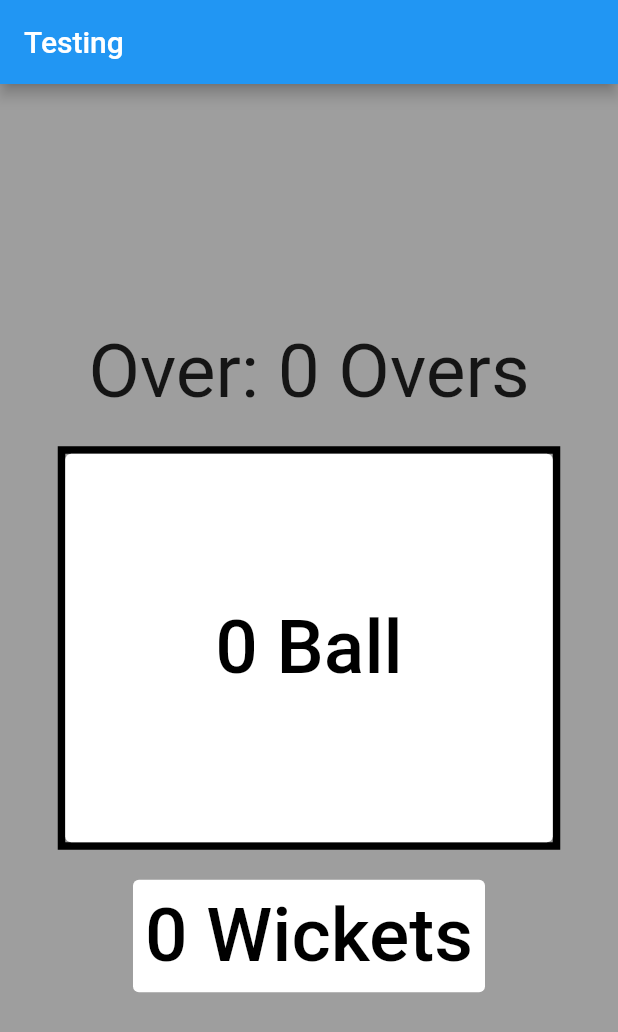
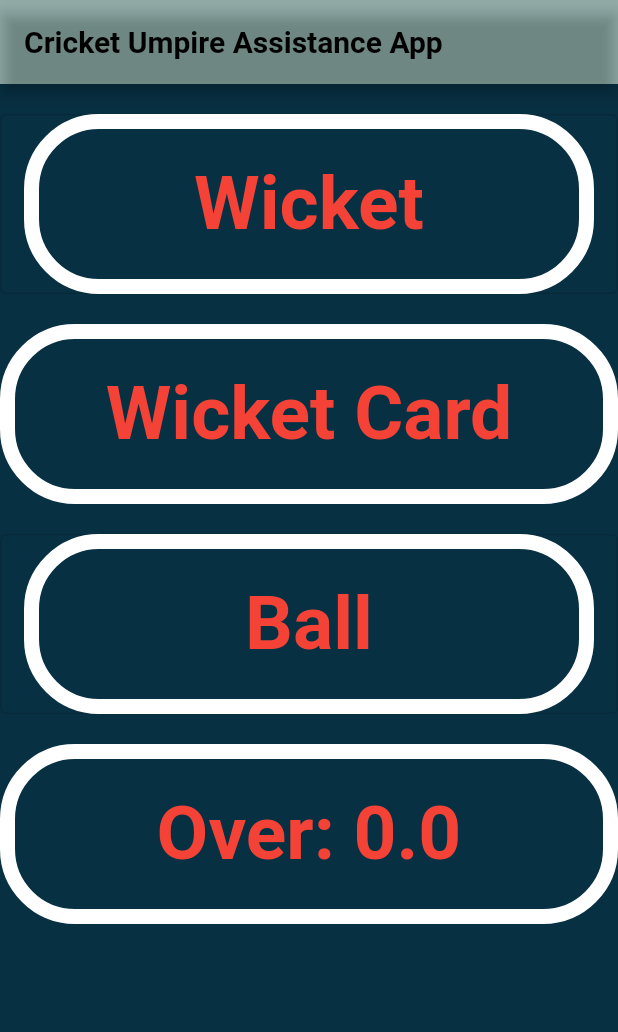
Before and after one commit to ShafayetAhmad/Cricket-Umpire-Assistance-App, a Flutter app: the screen it shows after launch, on a phone screen of 412 x 824 dp. Shown: the top 1032 px of the screen. Run offline on Flutter 3.47's test engine with Material 2 defaults, Android fonts, the light colour scheme and no system bars.

Commit message:
two button and two card added

```diff
--- /dev/null
+++ b/lib/buttons/ball_button.dart
@@ -0,0 +1,40 @@
+import 'package:cricket_over_and_wicket_counter/cards/over_card.dart';
+import 'package:flutter/material.dart';
+
+class BallButton extends StatefulWidget {
+  const BallButton({super.key});
+
+  @override
+  State<BallButton> createState() => _BallButton();
+}
+
+class _BallButton extends State<BallButton> {
+  void wicketFunction() {
+    setState(() {
+      ball += 1;
+    });
+  }
+
+  @override
+  Widget build(context) {
+    return OutlinedButton(
+      onPressed: wicketFunction,
+      child: Container(
+        alignment: Alignment.center,
+        height: 120,
+        width: double.infinity,
+        decoration: BoxDecoration(
+          border: Border.all(width: 10, color: Colors.white),
+          borderRadius: const BorderRadius.all(
+            Radius.circular(50),
+          ),
+        ),
+        child: const Text(
+          "Ball",
+          style: TextStyle(
+              color: Colors.red, fontWeight: FontWeight.bold, fontSize: 50),
+        ),
+      ),
+    );
+  }
+}
--- /dev/null
+++ b/lib/buttons/wicket_button.dart
@@ -0,0 +1,37 @@
+import 'package:flutter/material.dart';
+
+class WicketButton extends StatefulWidget {
+  const WicketButton({super.key});
+
+  @override
+  State<WicketButton> createState() => _WicketButton();
+}
+
+class _WicketButton extends State<WicketButton> {
+  void wicketFunction() {
+    print("wicket button pressed");
+  }
+
+  @override
+  Widget build(context) {
+    return OutlinedButton(
+      onPressed: wicketFunction,
+      child: Container(
+        alignment: Alignment.center,
+        height: 120,
+        width: double.infinity,
+        decoration: BoxDecoration(
+          border: Border.all(width: 10, color: Colors.white),
+          borderRadius: const BorderRadius.all(
+            Radius.circular(50),
+          ),
+        ),
+        child: const Text(
+          "Wicket",
+          style: TextStyle(
+              color: Colors.red, fontWeight: FontWeight.bold, fontSize: 50),
+        ),
+      ),
+    );
+  }
+}
--- /dev/null
+++ b/lib/cards/over_card.dart
@@ -0,0 +1,39 @@
+import 'package:flutter/material.dart';
+
+var over = 0;
+var ball = 0;
+
+class OverCard extends StatefulWidget {
+  const OverCard({super.key});
+
+  @override
+  State<OverCard> createState() => _OvereCard();
+}
+
+class _OvereCard extends State<OverCard> {
+  void ballUpdate() {
+    setState(() {
+      ball;
+    });
+  }
+
+  @override
+  Widget build(context) {
+    return Container(
+      alignment: Alignment.center,
+      height: 120,
+      width: double.infinity,
+      decoration: BoxDecoration(
+        border: Border.all(width: 10, color: Colors.white),
+        borderRadius: const BorderRadius.all(
+          Radius.circular(50),
+        ),
+      ),
+      child: Text(
+        "Over: $over.$ball",
+        style: const TextStyle(
+            color: Colors.red, fontWeight: FontWeight.bold, fontSize: 50),
+      ),
+    );
+  }
+}
--- /dev/null
+++ b/lib/cards/wicket_card.dart
@@ -0,0 +1,30 @@
+import 'package:flutter/material.dart';
+
+class WicketCard extends StatefulWidget {
+  const WicketCard({super.key});
+
+  @override
+  State<WicketCard> createState() => _WicketCard();
+}
+
+class _WicketCard extends State<WicketCard> {
+  @override
+  Widget build(context) {
+    return Container(
+      alignment: Alignment.center,
+      height: 120,
+      width: double.infinity,
+      decoration: BoxDecoration(
+        border: Border.all(width: 10, color: Colors.white),
+        borderRadius: const BorderRadius.all(
+          Radius.circular(50),
+        ),
+      ),
+      child: const Text(
+        "Wicket Card",
+        style: TextStyle(
+            color: Colors.red, fontWeight: FontWeight.bold, fontSize: 50),
+      ),
+    );
+  }
+}
--- a/lib/main.dart
+++ b/lib/main.dart
@@ -1,4 +1,10 @@
+import 'package:cricket_over_and_wicket_counter/cards/over_card.dart';
 import 'package:flutter/material.dart';
+
+import 'buttons/ball_button.dart';
+import 'buttons/wicket_button.dart';
+import 'cards/wicket_card.dart';
+import 'space_between.dart';
 
 void main() {
   runApp(const MainApp());
@@ -16,7 +22,8 @@ class _MainAppState extends State<MainApp> {
   var ball = 0;
   var wicket = 0;
 
-  void wicketCount() {
+  void wicketFunction() {
+    // print("wicket button pressed");
     setState(() {
       wicket += 1;
     });
@@ -37,54 +44,24 @@ class _MainAppState extends State<MainApp> {
     return MaterialApp(
       home: Scaffold(
         appBar: AppBar(
-          title: const Text("Testing"),
+          title: const Text(
+            "Cricket Umpire Assistance App",
+            style: TextStyle(color: Colors.black, fontWeight: FontWeight.bold),
+          ),
+          backgroundColor: const Color.fromARGB(100, 02, 64, 54),
         ),
-        backgroundColor: Colors.grey,
-        body: Center(
-          child: Column(
-            crossAxisAlignment: CrossAxisAlignment.center,
-            mainAxisAlignment: MainAxisAlignment.center,
-            children: [
-              Text(
-                'Over: $over Overs',
-                style: const TextStyle(fontSize: 50),
-              ),
-
-              const SizedBox(width: double.infinity, height: 20),
-
-              // Ball Count
-              Container(
-                decoration: BoxDecoration(
-                  border: Border.all(width: 5),
-                ),
-                child: TextButton(
-                  style: const ButtonStyle(
-                    backgroundColor: MaterialStatePropertyAll(Colors.white),
-                    padding: MaterialStatePropertyAll(
-                      EdgeInsets.all(100),
-                    ),
-                  ),
-                  onPressed: ballCount,
-                  child: Text(
-                    '$ball Ball',
-                    style: const TextStyle(fontSize: 50, color: Colors.black),
-                  ),
-                ),
-              ),
-              const SizedBox(width: double.infinity, height: 20),
-              // Wickets Count
-              TextButton(
-                style: const ButtonStyle(
-                  backgroundColor: MaterialStatePropertyAll(Colors.white),
-                ),
-                onPressed: wicketCount,
-                child: Text(
-                  '$wicket Wickets',
-                  style: const TextStyle(fontSize: 50, color: Colors.black),
-                ),
-              ),
-            ],
-          ),
+        body: Container(
+          color: const Color.fromRGBO(7, 48, 66, 1.000),
+          child: Column(children: const [
+            SpaceBetween(),
+            WicketButton(),
+            SpaceBetween(),
+            WicketCard(),
+            SpaceBetween(),
+            BallButton(),
+            SpaceBetween(),
+            OverCard(),
+          ]),
         ),
       ),
     );
--- /dev/null
+++ b/lib/space_between.dart
@@ -0,0 +1,12 @@
+import 'package:flutter/material.dart';
+
+class SpaceBetween extends StatelessWidget {
+  const SpaceBetween({super.key});
+
+  @override
+  Widget build(context) {
+    return const SizedBox(
+      height: 20,
+    );
+  }
+}
```
